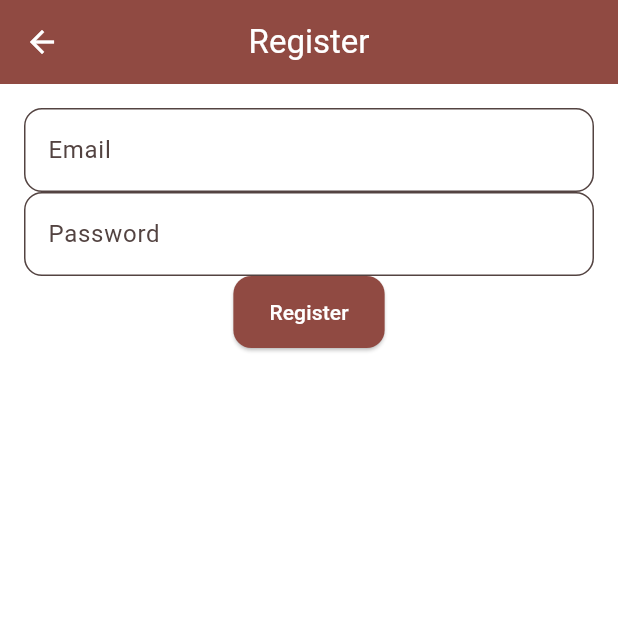
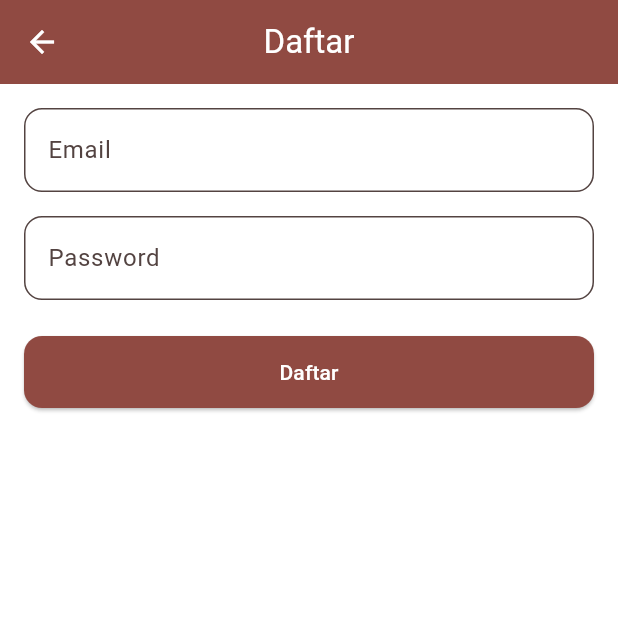
Before and after one commit to Arafian01/Cashierly, a Flutter app: the RegisterScreen screen opened directly, on a phone screen of 412 x 824 dp, the top half of it. Run offline on Flutter 3.47's test engine with Material 3 defaults, Android fonts, the phone set to English and light mode, and no system bars; our stand-ins replace cloud_firestore, firebase_auth, firebase_core; accounts and stored records are empty.

Commit message:
Update register_screen.dart

```diff
--- a/lib/screens/register_screen.dart
+++ b/lib/screens/register_screen.dart
@@ -9,7 +9,6 @@ class RegisterScreen extends StatefulWidget {
   @override
   State<RegisterScreen> createState() => _RegisterScreenState();
 }
-
 class _RegisterScreenState extends State<RegisterScreen> {
   final _formKey = GlobalKey<FormState>();
   String _email = '';
@@ -17,43 +16,79 @@ class _RegisterScreenState extends State<RegisterScreen> {
 
   @override
   Widget build(BuildContext context) {
-    final authProvider = Provider.of<AuthProvider>(context);
+    return Consumer<AuthProvider>(
+      builder: (context, authProvider, child) {
         return Scaffold(
-      appBar: AppBar(title: const Text('Register')),
+          appBar: AppBar(title: const Text('Daftar')),
           body: Padding(
             padding: const EdgeInsets.all(16.0),
             child: Form(
               key: _formKey,
               child: Column(
                 children: [
+                  // Error message display
+                  if (authProvider.errorMessage != null)
+                    Container(
+                      width: double.infinity,
+                      margin: const EdgeInsets.only(bottom: 16),
+                      padding: const EdgeInsets.all(12),
+                      decoration: BoxDecoration(
+                        color: Colors.red.shade50,
+                        borderRadius: BorderRadius.circular(8),
+                        border: Border.all(color: Colors.red.shade200),
+                      ),
+                      child: Row(
+                        children: [
+                          Icon(Icons.error_outline, color: Colors.red.shade700),
+                          const SizedBox(width: 8),
+                          Expanded(
+                            child: Text(
+                              authProvider.errorMessage!,
+                              style: TextStyle(color: Colors.red.shade700),
+                            ),
+                          ),
+                          IconButton(
+                            icon: const Icon(Icons.close),
+                            onPressed: () => authProvider.clearError(),
+                            color: Colors.red.shade700,
+                          ),
+                        ],
+                      ),
+                    ),
                   TextFormField(
                     decoration: const InputDecoration(labelText: 'Email'),
-                validator: (val) => val!.isEmpty ? 'Required' : null,
+                    validator: (val) => val!.isEmpty ? 'Email wajib diisi' : null,
                     onChanged: (val) => _email = val,
                   ),
+                  const SizedBox(height: 16),
                   TextFormField(
                     decoration: const InputDecoration(labelText: 'Password'),
                     obscureText: true,
-                validator: (val) => val!.isEmpty ? 'Required' : null,
+                    validator: (val) => val!.isEmpty ? 'Password wajib diisi' : null,
                     onChanged: (val) => _password = val,
                   ),
-              ElevatedButton(
+                  const SizedBox(height: 24),
+                  SizedBox(
+                    width: double.infinity,
+                    child: ElevatedButton(
                       onPressed: () async {
                         if (_formKey.currentState!.validate()) {
                           bool success = await authProvider.register(_email, _password);
                           if (success) {
+                            if (!context.mounted) return;
                             Navigator.pushReplacement(context, MaterialPageRoute(builder: (_) => const DashboardScreen()));
-                    } else {
-                      ScaffoldMessenger.of(context).showSnackBar(const SnackBar(content: Text('Register failed')));
                           }
                         }
                       },
-                child: const Text('Register'),
+                      child: const Text('Daftar'),
+                    ),
                   ),
                 ],
               ),
             ),
           ),
         );
+      },
+    );
   }
 }
```
Lines whose indentation alone changed are shown as unchanged.
